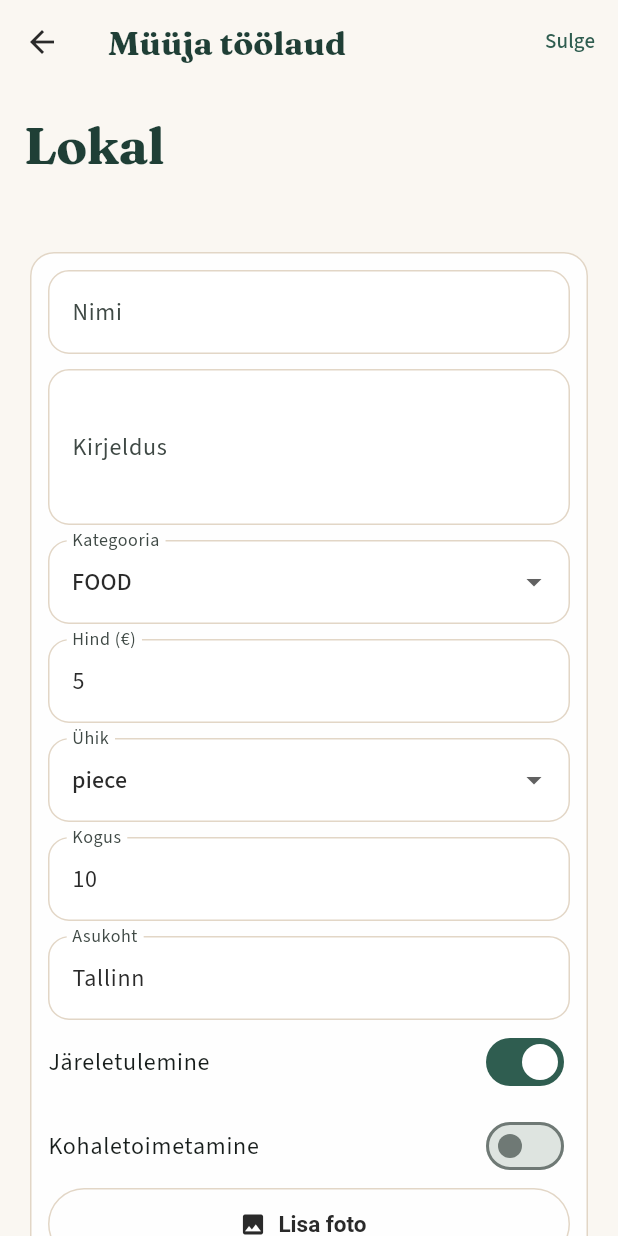
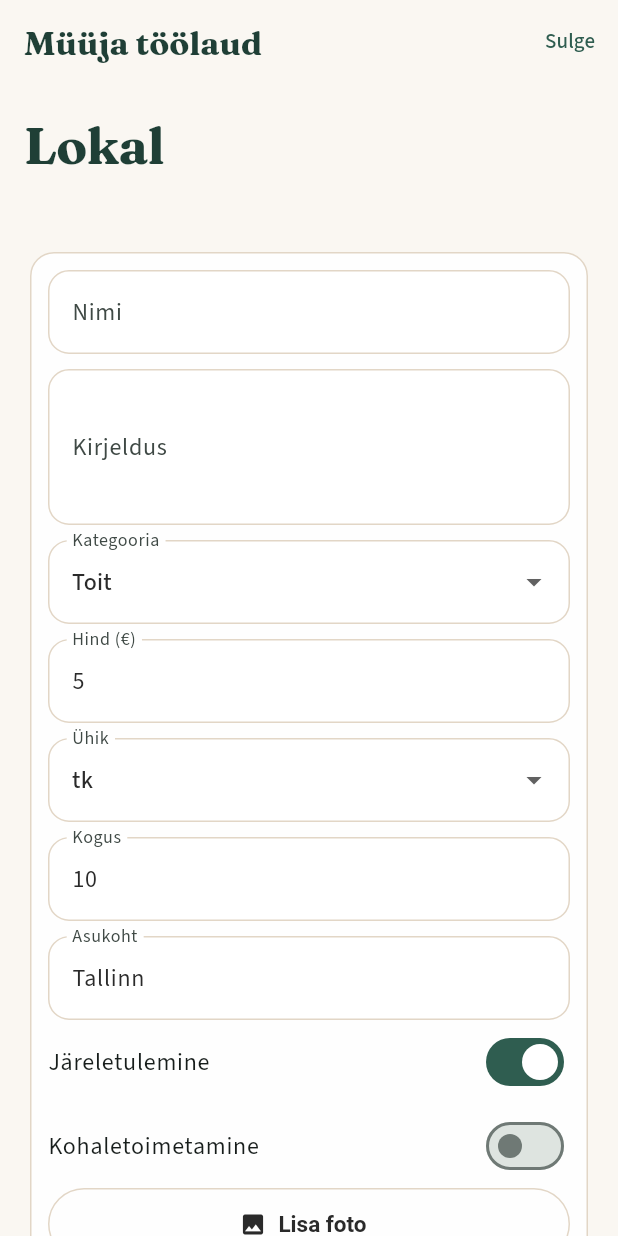
Before and after one commit to ErlendNukke/lokal, a Flutter app: the ProducerScreen screen opened directly, after a tap on "Lisa toode", on a phone screen of 412 x 824 dp. Run offline on Flutter 3.47's test engine with Material 3 defaults, Android fonts, the phone set to English and light mode, and no system bars; our stand-ins replace cached_network_image, flutter_map, geolocator, google_fonts, image_picker, latlong2 and 2 more; missing offline and left inert: cached_network_image_platform_interface, dart:js_interop; accounts and stored records are empty; network calls fail.

Commit message:
Walkthrough app fixes: Estonian labels, lazy tabs, orders refresh (#20)
* Fix walkthrough UX: lazy tabs, Estonian labels, orders refresh, semantics opt-in

- Defer auth/load on inactive bottom-nav tabs (Orders, Producer, Profile).
- Localize order status, role, category, and unit labels.
- Producer: app-bar Salvesta toode, form onChanged for save enablement.
- Orders: reload when tab becomes active and when switching Ostan/Müün; accessible toggles.
- ENABLE_SEMANTICS dart-define opt-in for web accessibility tree (default off).

Co-authored-by: ErlendNukke <ErlendNukke@users.noreply.github.com>

* PR #20 review: restore SegmentedButton, fix tab reload guard, Estonian units

- Restore Ostan/Müün SegmentedButton with _load on selection; Semantics wrapper for a11y.
- OrdersScreen didUpdateWidget: reload only when isActive becomes true.
- unitLabel in order/product cards; BrandHeader subtitle Lähedalt.
- Add unit label unit test.

Co-authored-by: ErlendNukke <ErlendNukke@users.noreply.github.com>

* Remember Tellimused Ostan/Müün tab in shared preferences

Co-authored-by: ErlendNukke <ErlendNukke@users.noreply.github.com>

---------

Co-authored-by: Cursor Agent <cursoragent@cursor.com>
Co-authored-by: ErlendNukke <ErlendNukke@users.noreply.github.com>

```diff
--- a/mobile/lib/main.dart
+++ b/mobile/lib/main.dart
@@ -1,5 +1,6 @@
 import 'package:flutter/foundation.dart';
 import 'package:flutter/material.dart';
+import 'package:flutter/semantics.dart';
 import 'package:lokal/core/config.dart';
 import 'package:lokal/screens/home_shell.dart';
 import 'package:lokal/services/api_client.dart';
@@ -22,8 +23,13 @@ String resolveApiBaseUrl() {
   }
 }
 
+const _enableSemantics = bool.fromEnvironment('ENABLE_SEMANTICS', defaultValue: false);
+
 Future<void> main() async {
   WidgetsFlutterBinding.ensureInitialized();
+  if (kIsWeb && _enableSemantics) {
+    SemanticsBinding.instance.ensureSemantics();
+  }
   final api = ApiClient(baseUrl: resolveApiBaseUrl());
   final auth = AuthService(api);
   await auth.bootstrap();
--- a/mobile/lib/models/models.dart
+++ b/mobile/lib/models/models.dart
@@ -38,6 +38,35 @@ String categoryApi(ProductCategory c) => c.name.toUpperCase();
 String unitApi(ProductUnit u) => u.name;
 String fulfillmentApi(FulfillmentType f) => f.name.toUpperCase();
 String orderStatusApi(OrderStatus s) => s.name.toUpperCase();
+
+String roleLabel(UserRole role) => switch (role) {
+      UserRole.buyer => 'Ostja',
+      UserRole.producer => 'Tootja',
+      UserRole.both => 'Ostja ja tootja',
+    };
+
+String orderStatusLabel(OrderStatus status) => switch (status) {
+      OrderStatus.pending => 'Ootel',
+      OrderStatus.accepted => 'Kinnitatud',
+      OrderStatus.rejected => 'Tagasi lükatud',
+      OrderStatus.completed => 'Lõpetatud',
+      OrderStatus.cancelled => 'Tühistatud',
+    };
+
+String categoryLabel(ProductCategory c) => switch (c) {
+      ProductCategory.food => 'Toit',
+      ProductCategory.plants => 'Taimed',
+      ProductCategory.farm => 'Talutooted',
+      ProductCategory.handmade => 'Käsitöö',
+      ProductCategory.other => 'Muu',
+    };
+
+String unitLabel(ProductUnit u) => switch (u) {
+      ProductUnit.kg => 'kg',
+      ProductUnit.piece => 'tk',
+      ProductUnit.jar => 'purk',
+      ProductUnit.box => 'karp',
+    };
 
 class User {
   User({
--- a/mobile/lib/screens/producer_screen.dart
+++ b/mobile/lib/screens/producer_screen.dart
@@ -11,7 +11,9 @@ import 'package:lokal/widgets/product_network_image.dart';
 import 'package:provider/provider.dart';
 
 class ProducerScreen extends StatefulWidget {
-  const ProducerScreen({super.key});
+  const ProducerScreen({super.key, this.isActive = false});
+
+  final bool isActive;
 
   @override
   State<ProducerScreen> createState() => _ProducerScreenState();
@@ -37,7 +39,22 @@ class _ProducerScreenState extends State<ProducerScreen> {
   @override
   void initState() {
     super.initState();
-    WidgetsBinding.instance.addPostFrameCallback((_) => _load());
+    for (final c in [_name, _description, _price, _quantity, _location]) {
+      c.addListener(() {
+        if (mounted) setState(() {});
+      });
+    }
+    if (widget.isActive) {
+      WidgetsBinding.instance.addPostFrameCallback((_) => _load());
+    }
+  }
+
+  @override
+  void didUpdateWidget(covariant ProducerScreen oldWidget) {
+    super.didUpdateWidget(oldWidget);
+    if (widget.isActive && !oldWidget.isActive) {
+      _load();
+    }
   }
 
   @override
@@ -145,13 +162,20 @@ class _ProducerScreenState extends State<ProducerScreen> {
       appBar: AppBar(
         title: const Text('Müüja töölaud'),
         actions: [
+          if (_showForm && _name.text.trim().isNotEmpty)
+            TextButton(
+              onPressed: _saving ? null : _save,
+              child: Text(_saving ? 'Salvestan…' : 'Salvesta toode'),
+            ),
           TextButton(
             onPressed: () => setState(() => _showForm = !_showForm),
             child: Text(_showForm ? 'Sulge' : 'Lisa toode'),
           ),
         ],
       ),
-      body: ListView(
+      body: Semantics(
+        label: 'Müüja vorm',
+        child: ListView(
         padding: const EdgeInsets.all(16),
         children: [
           BrandHeader(subtitle: auth.user?.farmName ?? 'Lisa tooteid ja võta tellimusi vastu'),
@@ -162,12 +186,17 @@ class _ProducerScreenState extends State<ProducerScreen> {
                 padding: const EdgeInsets.all(12),
                 child: Column(
                   children: [
-                    TextField(controller: _name, decoration: const InputDecoration(labelText: 'Nimi')),
+                    TextField(
+                      controller: _name,
+                      decoration: const InputDecoration(labelText: 'Nimi'),
+                      onChanged: (_) => setState(() {}),
+                    ),
                     const SizedBox(height: 10),
                     TextField(
                       controller: _description,
                       maxLines: 3,
                       decoration: const InputDecoration(labelText: 'Kirjeldus'),
+                      onChanged: (_) => setState(() {}),
                     ),
                     const SizedBox(height: 10),
                     DropdownButtonFormField<ProductCategory>(
@@ -175,7 +204,7 @@ class _ProducerScreenState extends State<ProducerScreen> {
                       value: _category,
                       decoration: const InputDecoration(labelText: 'Kategooria'),
                       items: ProductCategory.values
-                          .map((c) => DropdownMenuItem(value: c, child: Text(categoryApi(c))))
+                          .map((c) => DropdownMenuItem(value: c, child: Text(categoryLabel(c))))
                           .toList(),
                       onChanged: (v) => setState(() => _category = v ?? ProductCategory.food),
                     ),
@@ -191,7 +220,7 @@ class _ProducerScreenState extends State<ProducerScreen> {
                       value: _unit,
                       decoration: const InputDecoration(labelText: 'Ühik'),
                       items: ProductUnit.values
-                          .map((u) => DropdownMenuItem(value: u, child: Text(unitApi(u))))
+                          .map((u) => DropdownMenuItem(value: u, child: Text(unitLabel(u))))
                           .toList(),
                       onChanged: (v) => setState(() => _unit = v ?? ProductUnit.piece),
                     ),
@@ -255,7 +284,7 @@ class _ProducerScreenState extends State<ProducerScreen> {
                       : ProductNetworkImage(imageUrl: p.photo, width: 56, height: 56, fit: BoxFit.cover),
                 ),
                 title: Text(p.name),
-                subtitle: Text('${p.price.toStringAsFixed(2)} € / ${unitApi(p.unit)} · ${p.quantity} saadaval'),
+                subtitle: Text('${p.price.toStringAsFixed(2)} € / ${unitLabel(p.unit)} · ${p.quantity} saadaval'),
                 trailing: IconButton(
                   icon: const Icon(Icons.delete_outline, color: LokalColors.danger),
                   onPressed: () => _remove(p),
@@ -264,6 +293,7 @@ class _ProducerScreenState extends State<ProducerScreen> {
             ),
         ],
       ),
+      ),
     );
   }
 }
--- a/mobile/lib/screens/product_screen.dart
+++ b/mobile/lib/screens/product_screen.dart
@@ -126,7 +126,7 @@ class _ProductScreenState extends State<ProductScreen> {
                           Text(product.name, style: brandTitle(size: 28)),
                           const SizedBox(height: 6),
                           Text(
-                            '${product.price.toStringAsFixed(2)} € / ${unitApi(product.unit)}',
+                            '${product.price.toStringAsFixed(2)} € / ${unitLabel(product.unit)}',
                             style: const TextStyle(
                               fontWeight: FontWeight.w700,
                               fontSize: 18,
@@ -143,7 +143,7 @@ class _ProductScreenState extends State<ProductScreen> {
                           Text(product.description ?? ''),
                           const SizedBox(height: 8),
                           Text(
-                            'Saadaval: ${product.quantity} ${unitApi(product.unit)} · ${product.locationLabel ?? 'Eesti'}',
+                            'Saadaval: ${product.quantity} ${unitLabel(product.unit)} · ${product.locationLabel ?? 'Eesti'}',
                             style: const TextStyle(color: LokalColors.muted),
                           ),
                           const SizedBox(height: 24),
--- a/mobile/lib/widgets/product_card.dart
+++ b/mobile/lib/widgets/product_card.dart
@@ -84,7 +84,7 @@ class ProductCard extends StatelessWidget {
                         ),
                         const SizedBox(height: 6),
                         Text(
-                          '${product.price.toStringAsFixed(2)} € / ${unitApi(product.unit)}',
+                          '${product.price.toStringAsFixed(2)} € / ${unitLabel(product.unit)}',
                           style: const TextStyle(
                             color: LokalColors.forestDark,
                             fontWeight: FontWeight.w700,
@@ -104,7 +104,7 @@ class ProductCard extends StatelessWidget {
 }
 
 class BrandHeader extends StatelessWidget {
-  const BrandHeader({super.key, this.subtitle = 'From nearby.'});
+  const BrandHeader({super.key, this.subtitle = 'Lähedalt.'});
 
   final String subtitle;
 
```
Also changed, not shown: mobile/lib/screens/home_shell.dart (+5 -3 lines), mobile/lib/screens/orders_screen.dart (+55 -6 lines), mobile/lib/screens/profile_screen.dart (+15 -3 lines), 1 other file.
